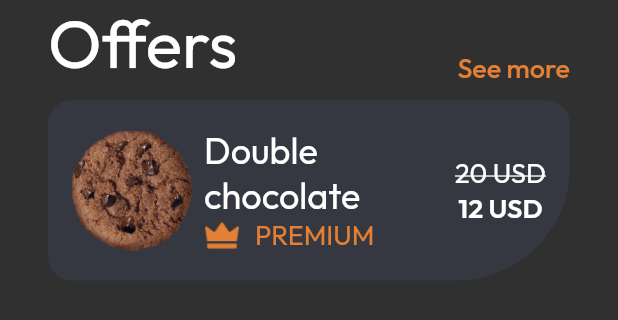
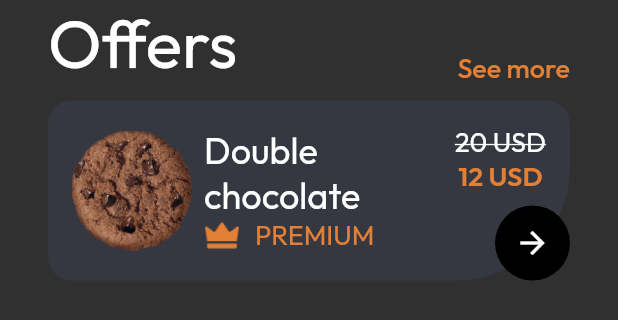
Before and after one commit to arbaazaj/cookies_ecom, a Flutter app: the CustomOfferWidget widget shown alone on an empty page, opened directly, on a phone screen of 412 x 824 dp. Shown: the top 320 px of the screen. Run offline on Flutter 3.47's test engine with Material 2 defaults, Android fonts, the phone set to English and light mode, and no system bars; network calls fail.

Commit message:
> Cards completed.

```diff
--- a/lib/screens/homepage.dart
+++ b/lib/screens/homepage.dart
@@ -17,7 +17,9 @@ class HomePage extends StatefulWidget {
 class _HomePageState extends State<HomePage> {
   @override
   Widget build(BuildContext context) {
-    return Scaffold(
+    return SafeArea(
+      top: false,
+      child: Scaffold(
         backgroundColor: backgroundColor,
         body: Column(
           mainAxisSize: MainAxisSize.max,
@@ -54,6 +56,7 @@ class _HomePageState extends State<HomePage> {
             const CustomOfferWidget(),
           ],
         ),
+      ),
     );
   }
 }
--- a/lib/widgets/custom_offer_widget.dart
+++ b/lib/widgets/custom_offer_widget.dart
@@ -45,7 +45,9 @@ class CustomOfferWidget extends StatelessWidget {
                 bottomRight: Radius.circular(76.0),
               ),
             ),
-            child: Padding(
+            child: Stack(
+              children: [
+                Padding(
                   padding: const EdgeInsets.all(16.0),
                   child: Row(
                     crossAxisAlignment: CrossAxisAlignment.center,
@@ -94,7 +96,7 @@ class CustomOfferWidget extends StatelessWidget {
                         ),
                       ),
                       Column(
-                    mainAxisAlignment: MainAxisAlignment.center,
+                        mainAxisAlignment: MainAxisAlignment.start,
                         children: const [
                           Text(
                             '20 USD',
@@ -105,12 +107,33 @@ class CustomOfferWidget extends StatelessWidget {
                           Text(
                             '12 USD',
                             style: TextStyle(
-                            fontSize: 18.0, fontWeight: FontWeight.w600),
+                              color: darkOrange,
+                              fontSize: 18.0,
+                              fontWeight: FontWeight.w600,
+                            ),
                           )
                         ],
                       ),
                     ],
                   ),
+                ),
+                Positioned(
+                  child: Align(
+                    alignment: Alignment.bottomRight,
+                    child: GestureDetector(
+                      onTap: () {},
+                      child: Container(
+                        height: 50.0,
+                        width: 50.0,
+                        decoration: BoxDecoration(
+                            color: black,
+                            borderRadius: BorderRadius.circular(160.0)),
+                        child: const Icon(Icons.arrow_forward),
+                      ),
+                    ),
+                  ),
+                ),
+              ],
             ),
           ),
         ],
```
Lines whose indentation alone changed are shown as unchanged.
